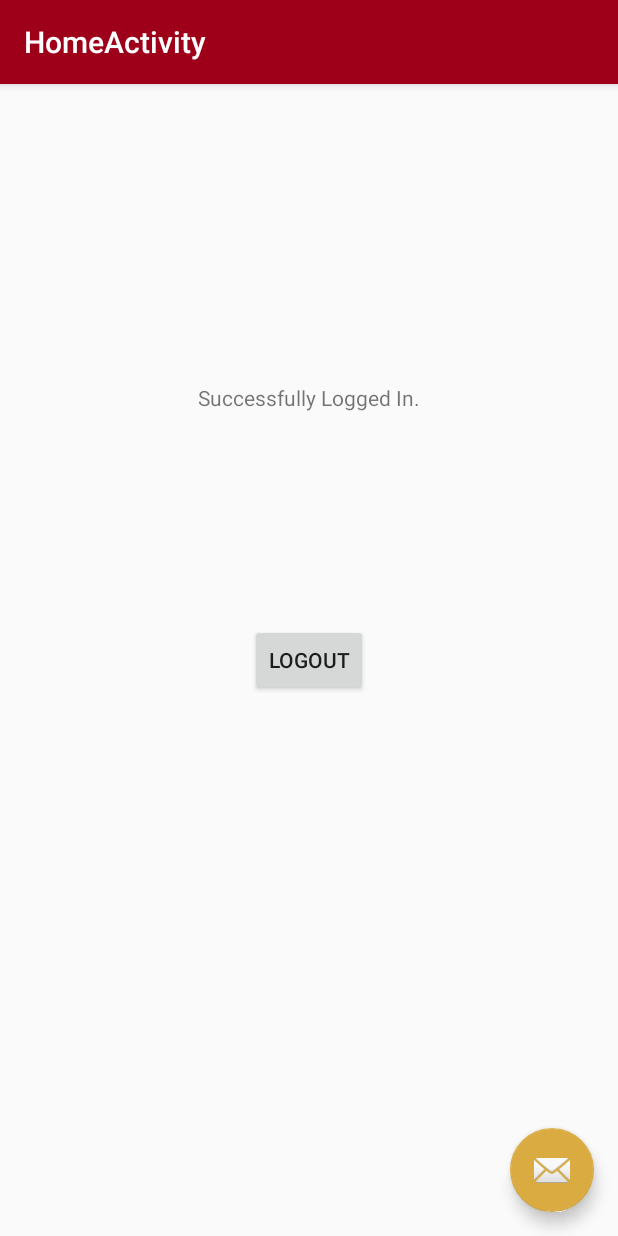
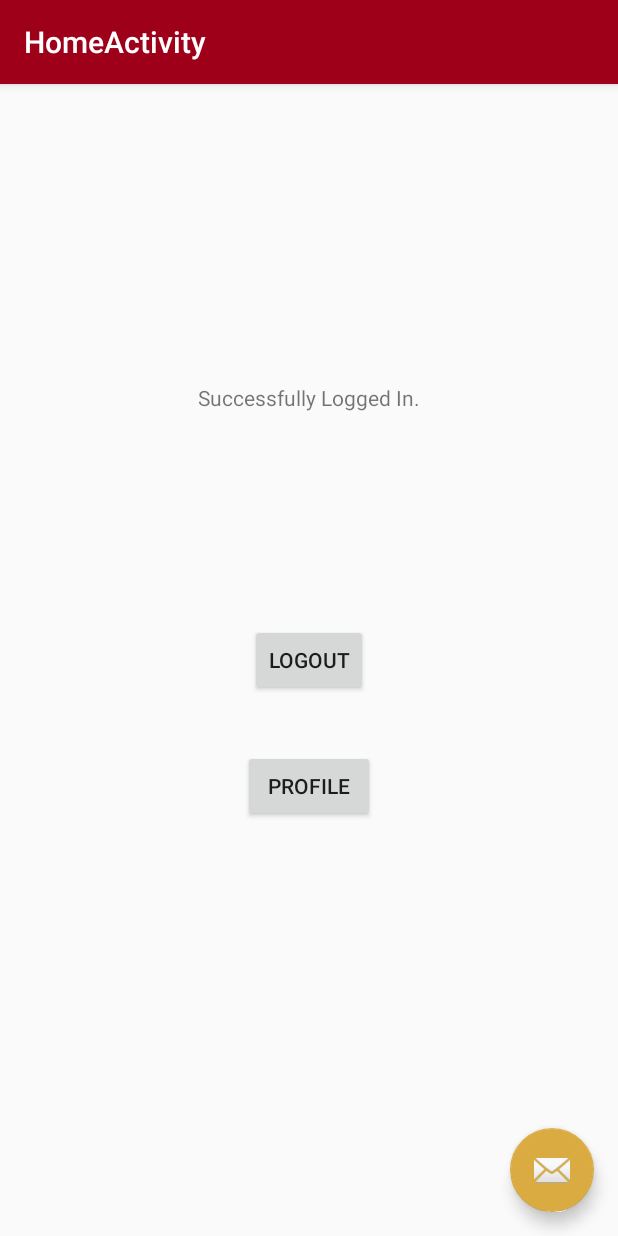
Before and after one commit to kananx/BuzzMovies, an Android app: the ProfileActivity screen opened directly, with no data from a screen before it, after a tap on "SAVE", on a phone screen of 412 x 824 dp. Run offline under Robolectric (Android 15) with nearby library versions, the phone set to English and light mode, and no system bars; 8 statements that could not run were skipped.

```diff
--- a/app/src/main/java/at/str/buzzmovies/HomeActivity.java
+++ b/app/src/main/java/at/str/buzzmovies/HomeActivity.java
@@ -40,6 +40,14 @@ public class HomeActivity extends AppCompatActivity {
                 logout();
             }
         });
+
+        Button mProfileButton = (Button) findViewById(R.id.profile_button);
+        mProfileButton.setOnClickListener(new View.OnClickListener() {
+            @Override
+            public void onClick(View view) {
+                profile();
+            }
+        });
     }
 
     /**
@@ -50,4 +58,9 @@ public class HomeActivity extends AppCompatActivity {
         startActivity(toLoginActivity);
     }
 
+    private void profile() {
+        Intent toProfileActivity = new Intent(this, ProfileActivity.class);
+        startActivity(toProfileActivity);
+    }
+
 }
--- a/app/src/main/java/at/str/buzzmovies/ProfileActivity.java
+++ b/app/src/main/java/at/str/buzzmovies/ProfileActivity.java
@@ -17,7 +17,16 @@ import android.widget.TextView;
  * @author Delicous 3.14
  */
 public class ProfileActivity extends AppCompatActivity {
-
+    private User user;
+    private String name;
+    private String interestStr;
+    private String major;
+    private String email;
+    private TextView mEmail;
+    private EditText nameText;
+    private TextView majorPromp;
+    private EditText majorText;
+    private EditText interests;
     @Override
     protected void onCreate(Bundle savedInstanceState) {
         super.onCreate(savedInstanceState);
@@ -34,25 +43,32 @@ public class ProfileActivity extends AppCompatActivity {
             }
         });
 
-        TextView email = (TextView) findViewById(R.id.email_textView);
-        //have email load from user array
-        EditText nameText = (EditText) findViewById(R.id.name_editText);
-        //retrieving name, might use in user.java
-        String name = nameText.getText().toString();
+        user = ((ImportantData) this.getApplication()).getCurrentUser();
 
-        TextView majorPromp = (TextView) findViewById(R.id.major_TextView);
-        EditText majorText = (EditText) findViewById(R.id.major_editText);
-        //retreiving major
-        String major = majorText.getText().toString();
-        EditText interests = (EditText) findViewById(R.id.interests_editText);
-        //retrieving interest
-        String interestStr = interests.getText().toString();
+        mEmail = (TextView) findViewById(R.id.email_textView);
+        mEmail.setText(user.getEmail());
+        email = mEmail.getText().toString();
+        nameText = (EditText) findViewById(R.id.name_editText);
+        majorPromp = (TextView) findViewById(R.id.major_TextView);
+        majorText = (EditText) findViewById(R.id.major_editText);
+        interests = (EditText) findViewById(R.id.interests_editText);
 
+        majorText.setText(user.getMajor());
+        interests.setText(user.getInterest());
+        nameText.setText(user.getName());
 
         Button mHomeButton = (Button) findViewById(R.id.home_button);
         mHomeButton.setOnClickListener(new View.OnClickListener() {
             @Override
             public void onClick(View view) {
+                // Set all of the fields in user
+                //retrieving name, might use in user.java
+                name = nameText.getText().toString();
+                //retreiving major
+                major = majorText.getText().toString();
+                //retrieving interest
+                interestStr = interests.getText().toString();
+                changeInformation();
                 toHome();
             }
         });
@@ -60,9 +76,16 @@ public class ProfileActivity extends AppCompatActivity {
 
     }
 
+    private void changeInformation() {
+        user.setInterest(interestStr);
+        user.setMajor(major);
+        user.setName(name);
+        ((ImportantData) this.getApplication()).addUser(user.getEmail(), user);
+        ((ImportantData) this.getApplication()).setCurrentUser(user);
+    }
+
     private void toHome() {
         Intent toHomeActivity = new Intent(this, HomeActivity.class);
         startActivity(toHomeActivity);
-
     }
 }
--- a/app/src/main/java/at/str/buzzmovies/RegistrationScreen.java
+++ b/app/src/main/java/at/str/buzzmovies/RegistrationScreen.java
@@ -58,7 +58,7 @@ public class RegistrationScreen extends AppCompatActivity {
             Toast toast = Toast.makeText(context, text, duration);
             toast.show();
         } else {
-            User newUser = new User(email, password, null, null, null, null);
+            User newUser = new User(email, password, "", "", "", "");
             ((ImportantData) this.getApplication()).addUser(email, newUser);
             ((ImportantData) this.getApplication()).setCurrentUser(newUser);
             User user = ((ImportantData) this.getApplication()).getCurrentUser();
--- a/app/src/main/res/layout/content_home.xml
+++ b/app/src/main/res/layout/content_home.xml
@@ -29,4 +29,13 @@
         android:id="@+id/logout_button"
         android:layout_centerVertical="true"
         android:layout_centerHorizontal="true" />
+
+    <Button
+        android:layout_width="wrap_content"
+        android:layout_height="wrap_content"
+        android:id="@+id/profile_button"
+        android:layout_below="@+id/logout_button"
+        android:layout_centerHorizontal="true"
+        android:layout_marginTop="36dp"
+        android:text="@string/profile_button" />
 </RelativeLayout>
--- a/app/src/main/res/values/strings.xml
+++ b/app/src/main/res/values/strings.xml
@@ -20,6 +20,7 @@
     <string name="cancel_button_text">Cancel</string>
     <string name="logout_button_text">Logout</string>
     <string name="title_activity_profile">ProfileActivity</string>
+    <string name="profile_button">Profile</string>
 
     <!-- Strings related to Profile Page -->
     <string name="email_profile_page">Email will go here</string>
```
